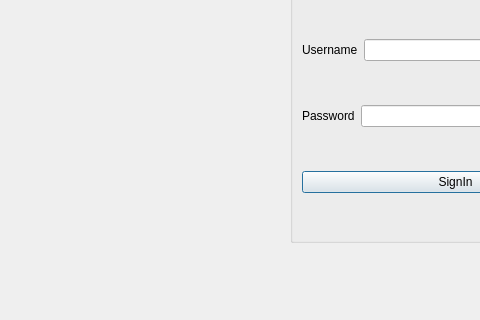
Above: Ifrad/chef_opening.ui from Ridwan230/Restaurant-Management-System before the change; both pictures show x 0 to 480 and y 138 to 458 of the 634 by 458 pixel window. Below: the same form after it.
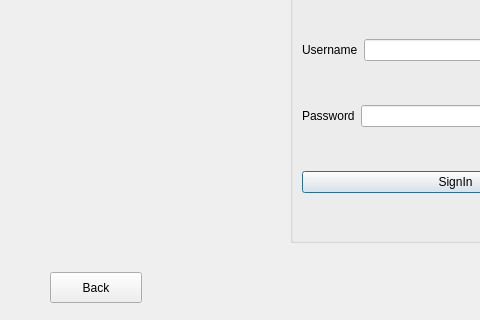
That is the form after the change.

Patch:
```diff
--- a/Ifrad/chef_opening.ui
+++ b/Ifrad/chef_opening.ui
@@ -80,6 +80,19 @@
     <string/>
    </property>
   </widget>
+  <widget class="QPushButton" name="back_pushButton">
+   <property name="geometry">
+    <rect>
+     <x>50</x>
+     <y>410</y>
+     <width>92</width>
+     <height>31</height>
+    </rect>
+   </property>
+   <property name="text">
+    <string>Back</string>
+   </property>
+  </widget>
  </widget>
  <resources/>
  <connections/>
```
